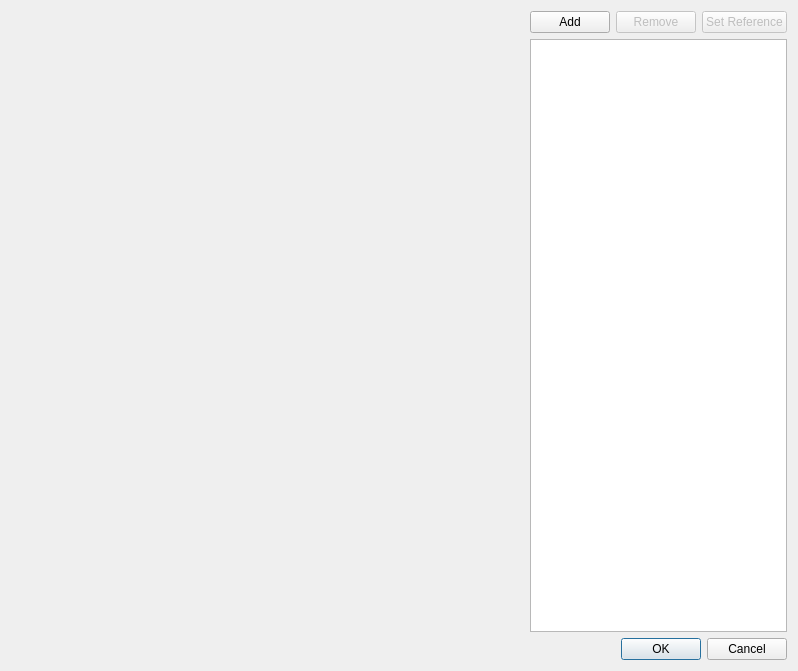
This is ui/stack_images_dialog.ui in GuLinux/PySpectrum as Qt 5 draws it before an edit. The edited form follows.
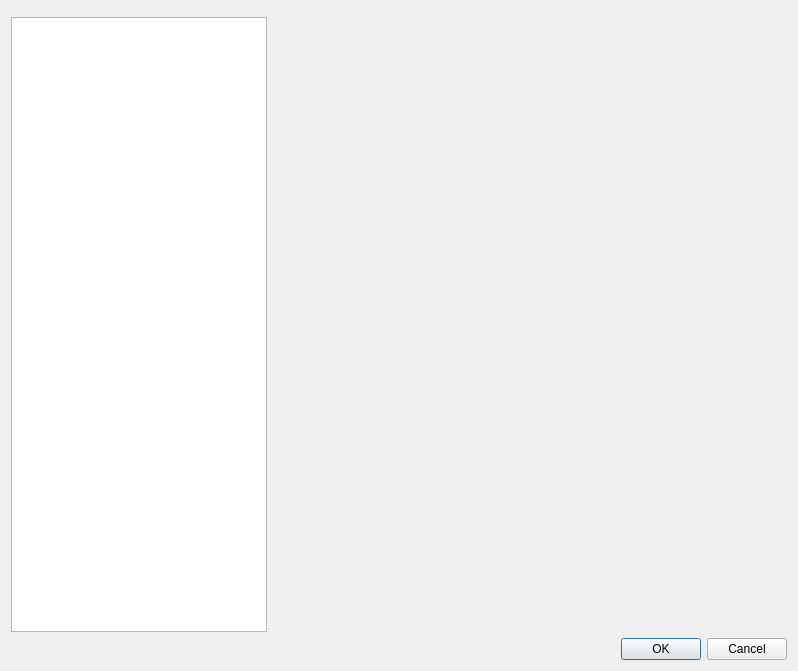
This is the edited form.

```diff
--- a/ui/stack_images_dialog.ui
+++ b/ui/stack_images_dialog.ui
@@ -14,55 +14,30 @@
    <string>Dialog</string>
   </property>
   <layout class="QGridLayout" name="gridLayout">
-   <item row="0" column="1">
-    <layout class="QHBoxLayout" name="horizontalLayout">
-     <item>
-      <spacer name="horizontalSpacer">
-       <property name="orientation">
-        <enum>Qt::Horizontal</enum>
-       </property>
-       <property name="sizeHint" stdset="0">
-        <size>
-         <width>0</width>
-         <height>20</height>
-        </size>
-       </property>
-      </spacer>
-     </item>
-     <item>
-      <widget class="QPushButton" name="add">
-       <property name="text">
-        <string>Add</string>
-       </property>
-      </widget>
-     </item>
-     <item>
-      <widget class="QPushButton" name="remove">
-       <property name="enabled">
-        <bool>false</bool>
-       </property>
-       <property name="text">
-        <string>Remove</string>
-       </property>
-      </widget>
-     </item>
-     <item>
-      <widget class="QPushButton" name="reference">
-       <property name="enabled">
-        <bool>false</bool>
-       </property>
-       <property name="text">
-        <string>Set Reference</string>
-       </property>
-      </widget>
-     </item>
-    </layout>
+   <item row="0" column="0">
+    <widget class="QWidget" name="toolbar_wrapper" native="true"/>
    </item>
    <item row="1" column="0">
+    <widget class="QTableView" name="files">
+     <property name="sizePolicy">
+      <sizepolicy hsizetype="Minimum" vsizetype="Expanding">
+       <horstretch>0</horstretch>
+       <verstretch>0</verstretch>
+      </sizepolicy>
+     </property>
+     <property name="editTriggers">
+      <set>QAbstractItemView::NoEditTriggers</set>
+     </property>
+     <property name="selectionBehavior">
+      <enum>QAbstractItemView::SelectRows</enum>
+     </property>
+    </widget>
+   </item>
+   <item row="1" column="1">
     <widget class="QWidget" name="plot" native="true">
      <property name="sizePolicy">
       <sizepolicy hsizetype="Expanding" vsizetype="Expanding">
-       <horstretch>1</horstretch>
+       <horstretch>0</horstretch>
        <verstretch>0</verstretch>
       </sizepolicy>
      </property>
@@ -78,22 +53,6 @@
      </property>
     </widget>
    </item>
-   <item row="1" column="1">
-    <widget class="QTableView" name="files">
-     <property name="sizePolicy">
-      <sizepolicy hsizetype="Minimum" vsizetype="Expanding">
-       <horstretch>0</horstretch>
-       <verstretch>0</verstretch>
-      </sizepolicy>
-     </property>
-     <property name="editTriggers">
-      <set>QAbstractItemView::NoEditTriggers</set>
-     </property>
-     <property name="selectionBehavior">
-      <enum>QAbstractItemView::SelectRows</enum>
-     </property>
-    </widget>
-   </item>
   </layout>
  </widget>
  <resources/>
```
